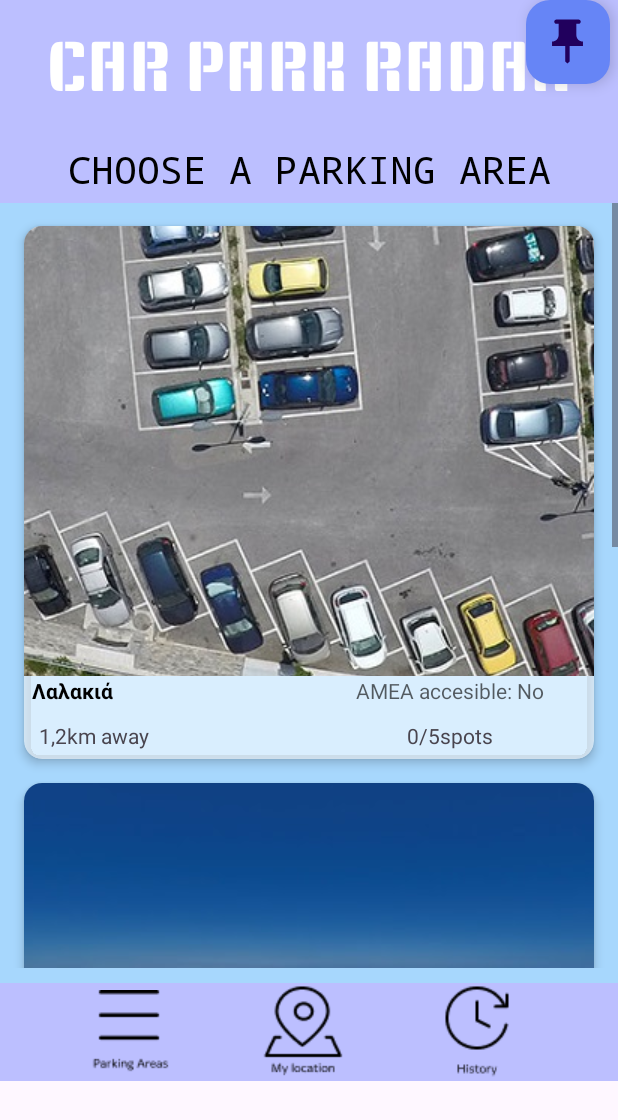
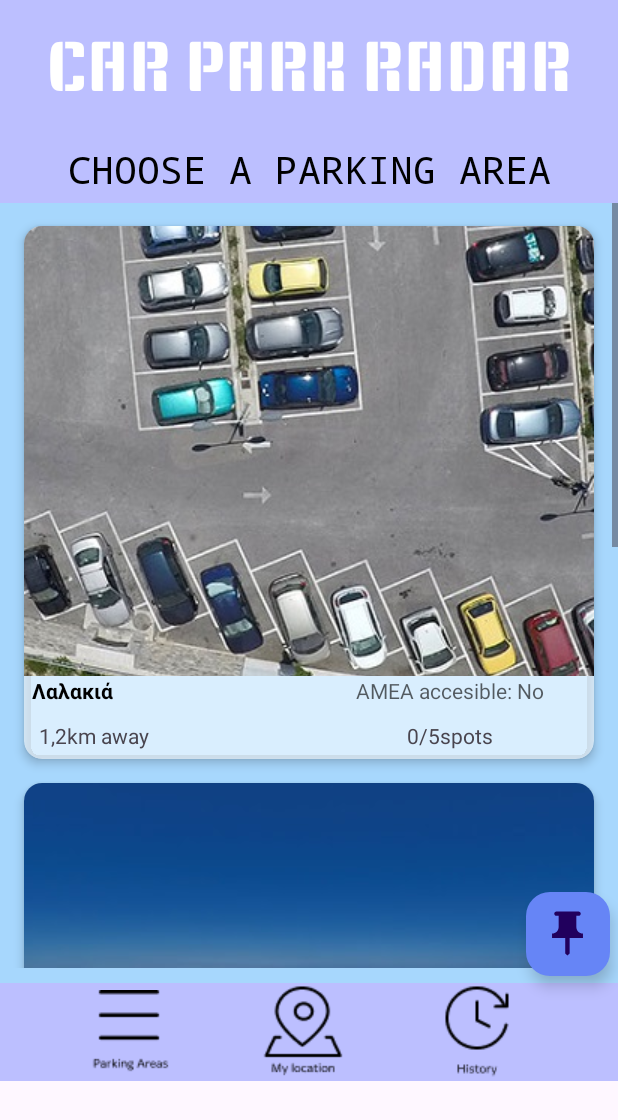
Before and after one commit to LydiaXenaki/parking, an Android app: the MainActivity screen opened directly, with no data from a screen before it, on a phone screen of 412 x 824 dp. Shown: the top 1120 px of the screen. Run offline under Robolectric (Android 15) with nearby library versions, the phone set to English and light mode, and no system bars; Roboto replaces fonts that are not available here.

Commit message:
allaja kapoia id

```diff
--- a/app/src/main/res/layout/activity_main.xml
+++ b/app/src/main/res/layout/activity_main.xml
@@ -347,11 +347,10 @@
         android:layout_height="wrap_content"
         android:layout_marginEnd="5dp"
         android:layout_marginBottom="70dp"
-
         android:outlineSpotShadowColor="@color/black"
         app:backgroundTint="#6685F6"
         app:fabSize="normal"
-        app:layout_constraintBottom_toBottomOf="@+id/linearLayout"
+        app:layout_constraintBottom_toBottomOf="@+id/ParkingAreaslinearLayout"
         app:layout_constraintEnd_toEndOf="parent"
         app:maxImageSize="35dp"
         app:srcCompat="@drawable/baseline_push_pin_24_red"/>
```
